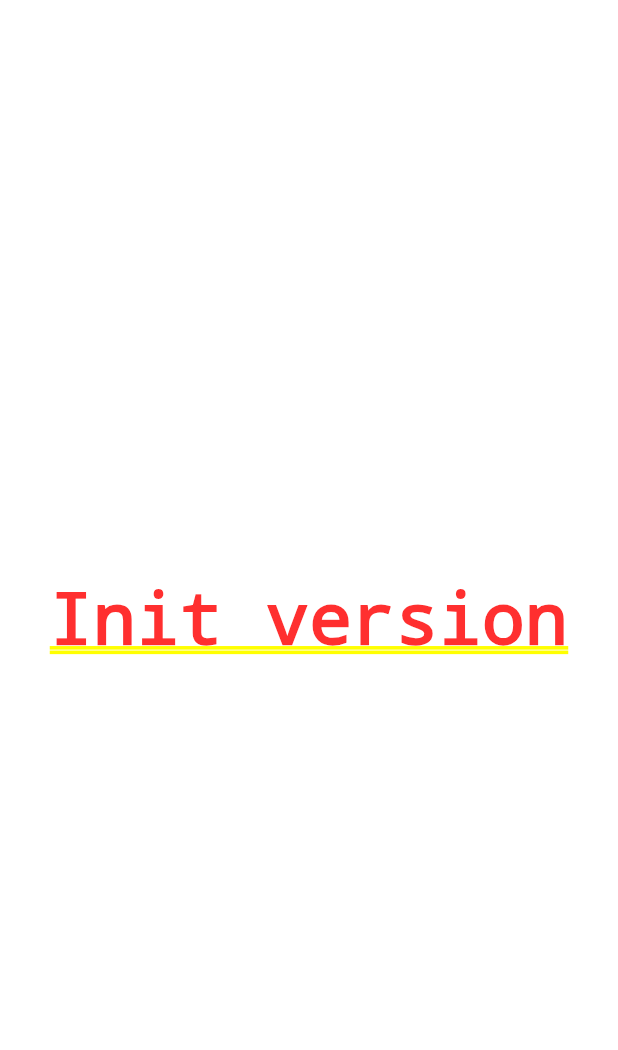
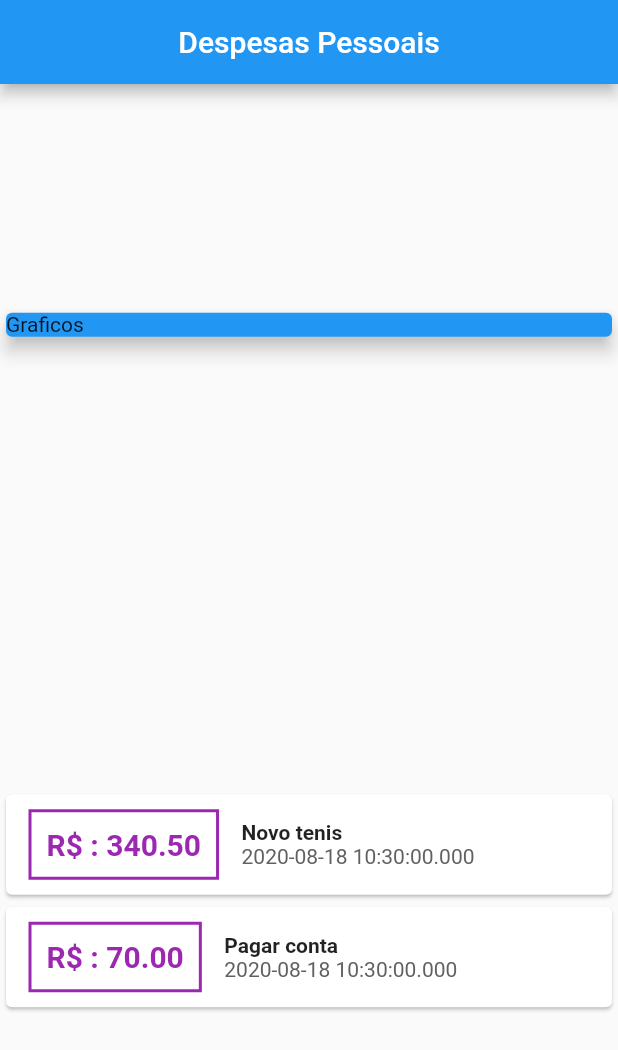
Before and after one commit to LuisAntonioDeMelo/HExpenses, a Flutter app: the screen it shows after launch, on a phone screen of 412 x 824 dp. Shown: the top 1050 px of the screen. Run offline on Flutter 3.47's test engine with Material 2 defaults, Android fonts, the phone set to English and light mode, and no system bars.

Commit message:
criando layout para base do projeto
 #1

```diff
--- a/lib/main.dart
+++ b/lib/main.dart
@@ -1,3 +1,4 @@
+import 'package:Hexpenses/models/Transacao.dart';
 import 'package:flutter/material.dart';
 
 void main() {
@@ -17,9 +18,85 @@ class HExpenses extends StatelessWidget {
 class MyHomePage extends StatelessWidget {
   @override
   Widget build(BuildContext context) {
-    return Container(
-      child: Center(
-        child: Text('Init version'),
+    final _transactions = [
+      Transaction(
+        id: 't1',
+        title: 'Novo tenis',
+        value: 340.50,
+        date: DateTime.now(),
+      ),
+      Transaction(
+        id: 't2',
+        title: 'Pagar conta',
+        value: 70,
+        date: DateTime.now(),
+      )
+    ];
+
+    return Scaffold(
+      appBar: AppBar(
+        title: Center(child: Text('Despesas Pessoais')),
+      ),
+      body: Column(
+        mainAxisAlignment: MainAxisAlignment.spaceAround,
+        crossAxisAlignment: CrossAxisAlignment.stretch,
+        children: <Widget>[
+          Container(
+            child: Card(
+              color: Colors.blue,
+              elevation: 5,
+              child: Text('Graficos'),
+            ),
+          ),
+          Column(
+            children: _transactions.map((tr) {
+              return Card(
+                child: Row(
+                  children: <Widget>[
+                    Container(
+                      margin: EdgeInsets.symmetric(
+                        horizontal: 15,
+                        vertical: 10,
+                      ),
+                      padding: EdgeInsets.all(10),
+                      decoration: BoxDecoration(
+                        border: Border.all(
+                          color: Colors.purple,
+                          width: 2,
+                        ),
+                      ),
+                      child: Text(
+                        'R\$ : ${tr.value.toStringAsFixed(2)}',
+                        style: TextStyle(
+                          fontWeight: FontWeight.bold,
+                          fontSize: 20,
+                          color: Colors.purple,
+                        ),
+                      ),
+                    ),
+                    Column(
+                      crossAxisAlignment: CrossAxisAlignment.start,
+                      children: <Widget>[
+                        Text(
+                          tr.title,
+                          style: TextStyle(
+                            fontWeight: FontWeight.bold,
+                          ),
+                        ),
+                        Text(
+                          tr.date.toString(),
+                          style: TextStyle(
+                            color: Colors.grey[700],
+                          ),
+                        )
+                      ],
+                    )
+                  ],
+                ),
+              );
+            }).toList(),
+          ),
+        ],
       ),
     );
   }
--- /dev/null
+++ b/lib/models/Transacao.dart
@@ -0,0 +1,15 @@
+import 'package:flutter/foundation.dart';
+
+class Transaction {
+  final String id;
+  final String title;
+  final double value;
+  final DateTime date;
+
+  Transaction({
+    @required this.id,
+    @required this.title,
+    @required this.value,
+    @required this.date,
+  });
+}
```
Also changed, not shown: 2 other files.
